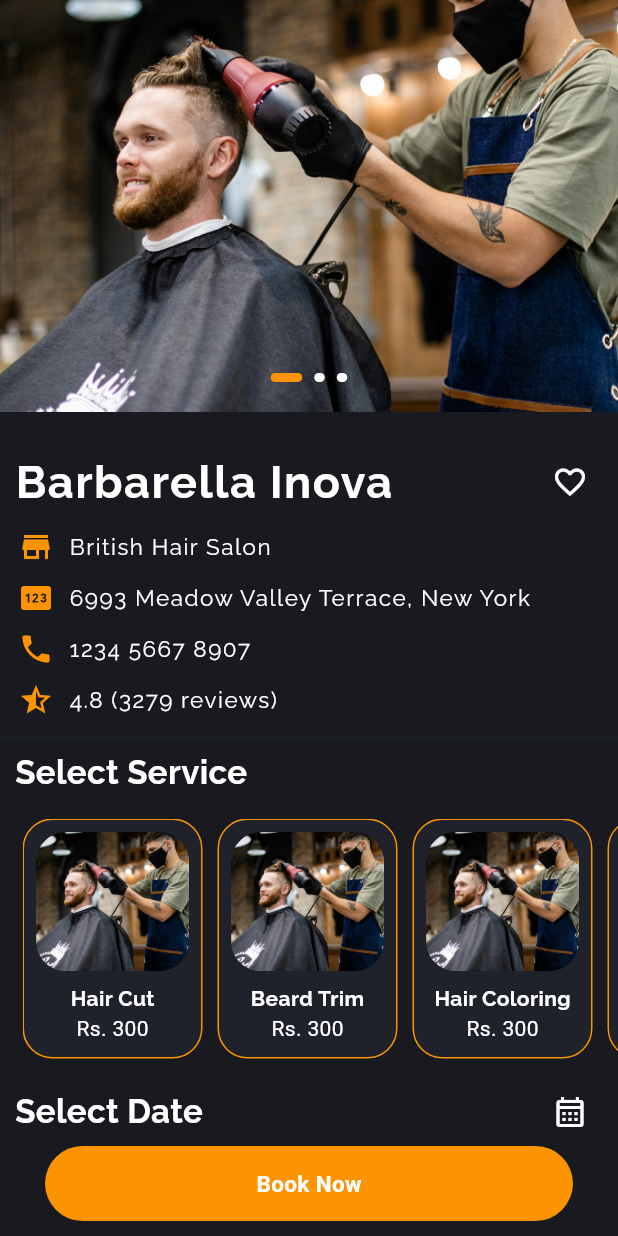
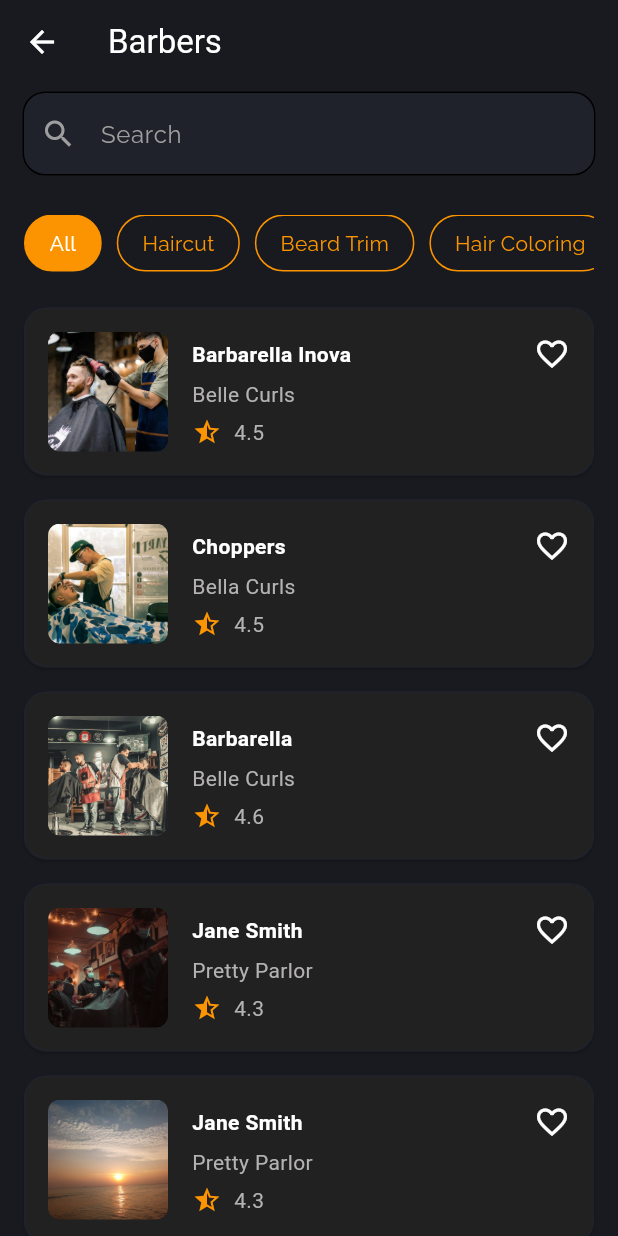
Before and after one commit to MahnoorWaseem/TrimTime-Flutter, a Flutter app: the screen it shows after launch, on a phone screen of 412 x 824 dp. Run offline on Flutter 3.47's test engine with Material 3 defaults, Android fonts, the phone set to English and light mode, and no system bars; drawn by our look-alikes of carousel_slider, smooth_page_indicator; our stand-ins replace firebase_core; accounts and stored records are empty.

Commit message:
barber listing added

```diff
--- a/lib/main.dart
+++ b/lib/main.dart
@@ -1,6 +1,7 @@
 import 'package:firebase_core/firebase_core.dart';
 import 'package:flutter/material.dart';
 import 'package:provider/provider.dart';
+import 'package:trim_time/views/barber_listing/barber_listing.dart';
 import 'package:trim_time/views/barber_profile/barber_profile.dart';
 import 'firebase/config/firebase_options.dart';
 import 'providers/sample_provider.dart';
@@ -33,8 +34,12 @@ class MyApp extends StatelessWidget {
           colorScheme: ColorScheme.fromSeed(seedColor: Colors.deepPurple),
           useMaterial3: true,
         ),
-        home: BarberProfile(),
+        // home: BarberProfile(),
+        home: BarberListing(),
         debugShowCheckedModeBanner: false,
+  //        routes: {
+  //   '/barberProfile': (context) => BarberProfile(),
+  // },
       ),
     );
   }
--- /dev/null
+++ b/lib/views/barber_listing/barber_listing.dart
@@ -0,0 +1,361 @@
+import 'package:flutter/material.dart';
+import 'package:trim_time/colors/custom_colors.dart';
+import 'package:trim_time/views/barber_profile/barber_profile.dart';
+
+class BarberListing extends StatefulWidget {
+  @override
+  _BarberListingState createState() => _BarberListingState();
+}
+
+class _BarberListingState extends State<BarberListing> {
+  bool clicked = false;
+  int selectedIndex = 0;
+
+  final List<Map<String, String>> haircut = [
+    {
+      'barberName': 'Barbarella Inova',
+      'shopName': 'Belle Curls',
+      'stars': '4.5',
+      'imageUrl': 'assets/images/1.jpg',
+    },
+    {
+      'barberName': 'Choppers',
+      'shopName': 'Bella Curls',
+      'stars': '4.5',
+      'imageUrl': 'assets/images/4.jpg',
+    },
+    {
+      'barberName': 'Barbarella',
+      'shopName': 'Belle Curls',
+      'stars': '4.6',
+      'imageUrl': 'assets/images/5.jpg',
+    },
+  ];
+
+  final List<Map<String, String>> beardTrim = [
+    {
+      'barberName': 'Jane Smith',
+      'shopName': 'Pretty Parlor',
+      'stars': "4.3",
+      'imageUrl': 'assets/images/3.jpg',
+    },
+  ];
+
+  final List<Map<String, String>> hairColoring = [
+    {
+      'barberName': 'Jane Smith',
+      'shopName': 'Pretty Parlor',
+      'stars': "4.3",
+      'imageUrl': 'assets/images/testpic.jpg',
+    },
+    {
+      'barberName': 'Jane Smith',
+      'shopName': 'Pretty Parlor',
+      'stars': "4.3",
+      'imageUrl': 'assets/images/testpic.jpg',
+    },
+  ];
+
+  final List<Map<String, String>> faceTreatment = [
+    {
+      'barberName': 'Jane Smith',
+      'shopName': 'Pretty Parlor',
+      'stars': "4.3",
+      'imageUrl': 'assets/images/testpic.jpg',
+    },
+    {
+      'barberName': 'Jane Smith',
+      'shopName': 'Pretty Parlor',
+      'stars': "4.3",
+      'imageUrl': 'assets/images/testpic.jpg',
+    },
+    {
+      'barberName': 'Jane Smith',
+      'shopName': 'Pretty Parlor',
+      'stars': "4.3",
+      'imageUrl': 'assets/images/testpic.jpg',
+    },
+  ];
+
+  // Combine all the lists into one
+  List<Map<String, String>> combineServices() {
+    return []
+      ..addAll(haircut)
+      ..addAll(beardTrim)
+      ..addAll(hairColoring)
+      ..addAll(faceTreatment);
+    //The cascade operator (..) allows you to perform a sequence of operations on the same object. In this case, it's used to add all the elements from the haircut, beardTrim, hairColoring, and faceTreatment lists to the empty list.
+  }
+
+  @override
+  Widget build(BuildContext context) {
+    List<Map<String, String>> currentBookings;
+
+    switch (selectedIndex) {
+      case 1:
+        currentBookings = haircut;
+        break;
+      case 2:
+        currentBookings = beardTrim;
+        break;
+      case 3:
+        currentBookings = hairColoring;
+        break;
+      case 4:
+        currentBookings = faceTreatment;
+        break;
+      default:
+        currentBookings = combineServices();
+    }
+
+    return Scaffold(
+      backgroundColor: CustomColors.gunmetal,
+      appBar: AppBar(
+        backgroundColor: CustomColors.gunmetal,
+        leading: IconButton(
+          icon: Icon(Icons.arrow_back, color: Colors.white),
+          onPressed: () {
+            Navigator.pop(context);
+          },
+        ),
+        title: Text(
+          'Barbers',
+          style: TextStyle(color: Colors.white),
+        ),
+        elevation: 0,
+      ),
+      body: Column(
+        children: [
+          Container(
+            padding: EdgeInsets.all(5),
+            margin: EdgeInsets.symmetric(horizontal: 10),
+            child: TextFormField(
+              style: TextStyle(color: Colors.white),
+              decoration: InputDecoration(
+                  hintText: 'Search',
+                  hintStyle:
+                      TextStyle(color: Colors.grey, fontFamily: 'Raleway'),
+                  fillColor: CustomColors.charcoal,
+                  filled: true,
+                  prefixIcon: const Icon(
+                    Icons.search,
+                    color: Colors.grey,
+                  ),
+                  // suffixIcon: const Icon(
+                  //   Icons.visibility_off_outlined,
+                  // ),
+                  focusedBorder: OutlineInputBorder(
+                    borderSide: const BorderSide(color: Colors.white),
+                    borderRadius: BorderRadius.circular(10),
+                  ),
+                  enabledBorder: OutlineInputBorder(
+                    // borderSide: const BorderSide(color: Color(0xffE4E7EB)),
+                    borderRadius: BorderRadius.circular(15),
+                  )),
+            ),
+          ),
+          SizedBox(height: 5),
+          Padding(
+            padding: const EdgeInsets.all(16.0),
+            child: SingleChildScrollView(
+              scrollDirection: Axis.horizontal,
+              child: Row(
+                mainAxisAlignment: MainAxisAlignment.spaceAround,
+                children: [
+                  buildChoiceChip('All', 0),
+                  SizedBox(
+                    width: 10,
+                  ),
+                  buildChoiceChip('Haircut', 1),
+                  SizedBox(
+                    width: 10,
+                  ),
+                  buildChoiceChip('Beard Trim', 2),
+                  SizedBox(
+                    width: 10,
+                  ),
+                  buildChoiceChip('Hair Coloring', 3),
+                  SizedBox(
+                    width: 10,
+                  ),
+                  buildChoiceChip('Face Treatment', 4),
+                ],
+              ),
+            ),
+          ),
+          Expanded(
+            child: ListView.builder(
+              itemCount: currentBookings.length,
+              itemBuilder: (context, index) {
+                final booking = currentBookings[index];
+                return BookingCard(
+                  barberName: booking['barberName']!,
+                  shopName: booking['shopName']!,
+                  stars: booking['stars']!,
+                  imageUrl: booking['imageUrl']!,
+                );
+              },
+            ),
+          ),
+        ],
+      ),
+    );
+  }
+
+  Widget buildChoiceChip(String label, int index) {
+    final isSelected = selectedIndex == index;
+    return InkWell(
+      onTap: () {
+        setState(() {
+          selectedIndex = index;
+        });
+      },
+      child: Container(
+        // width: 100,
+        padding: EdgeInsets.symmetric(vertical: 8, horizontal: 16),
+        decoration: BoxDecoration(
+          color: isSelected ? CustomColors.peelOrange : Colors.transparent,
+          borderRadius: BorderRadius.circular(20),
+          border: Border.all(
+            color: CustomColors.peelOrange,
+          ),
+        ),
+        child: Text(
+          label,
+          style: TextStyle(
+            color: isSelected ? Colors.white : CustomColors.peelOrange,
+            fontFamily: 'Raleway',
+          ),
+        ),
+      ),
+    );
+  }
+}
+
+class BookingCard extends StatefulWidget {
+  final String barberName;
+  final String shopName;
+  final String stars;
+  final String imageUrl;
+
+  const BookingCard({
+    required this.barberName,
+    required this.shopName,
+    required this.stars,
+    required this.imageUrl,
+    Key? key,
+  }) : super(key: key);
+
+  @override
+  State<BookingCard> createState() => _BookingCardState();
+}
+
+class _BookingCardState extends State<BookingCard> {
+  bool clicked = false;
+  bool cardClicked = false;
+  @override
+  Widget build(BuildContext context) {
+    return InkWell(
+      onTap: () {
+        if (cardClicked) {
+          cardClicked = false;
+          setState(() {});
+        } else {
+          cardClicked = true;
+          setState(() {});
+        }
+
+        Navigator.push(
+          context,
+          MaterialPageRoute(builder: (context) => const BarberProfile()),
+        );
+      },
+      child: Card(
+        color: Colors.grey[900],
+        shape: RoundedRectangleBorder(
+          side: BorderSide(
+              color:
+                  cardClicked ? CustomColors.peelOrange : CustomColors.charcoal,
+              width: 1),
+          borderRadius: BorderRadius.circular(15.0),
+        ),
+        margin: const EdgeInsets.symmetric(vertical: 8, horizontal: 16),
+        child: Padding(
+          padding: const EdgeInsets.all(16.0),
+          child: Row(
+            children: [
+              ClipRRect(
+                borderRadius: BorderRadius.circular(8.0),
+                child: Image.asset(
+                  widget.imageUrl,
+                  width: 80,
+                  height: 80,
+                  fit: BoxFit.cover,
+                ),
+              ),
+              const SizedBox(width: 16),
+              Expanded(
+                child: Column(
+                  crossAxisAlignment: CrossAxisAlignment.start,
+                  children: [
+                    Row(
+                      mainAxisAlignment: MainAxisAlignment.spaceBetween,
+                      children: [
+                        Text(
+                          widget.barberName,
+                          style: TextStyle(
+                              color: CustomColors.white,
+                              fontWeight: FontWeight.bold),
+                        ),
+                        InkWell(
+                          onTap: () {
+                            if (clicked) {
+                              clicked = false;
+                              setState(() {});
+                            } else {
+                              clicked = true;
+                              setState(() {});
+                            }
+                          },
+                          child: Icon(
+                            clicked ? Icons.favorite : Icons.favorite_border,
+                            color: clicked ? Colors.red : Colors.white,
+                          ),
+                        ),
+                      ],
+                    ),
+                    const SizedBox(height: 5),
+                    Text(
+                      widget.shopName,
+                      style: TextStyle(
+                          color: const Color.fromARGB(255, 180, 178, 178)),
+                    ),
+                    const SizedBox(height: 5),
+                    Row(
+                      children: [
+                        Icon(
+                          Icons.star_half_sharp,
+                          color: CustomColors.peelOrange,
+                          size: 20,
+                        ),
+                        SizedBox(
+                          width: 8,
+                        ),
+                        Text(
+                          widget.stars,
+                          style: TextStyle(
+                            color: const Color.fromARGB(255, 180, 178, 178),
+                          ),
+                        ),
+                      ],
+                    ),
+                  ],
+                ),
+              ),
+            ],
+          ),
+        ),
+      ),
+    );
+  }
+}
```
Also changed, not shown: assets/images/4.jpg (added), assets/images/5.jpg (added).
